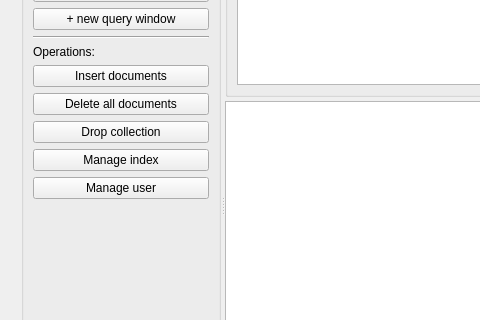
The window that qml/main.ui (naponmeka/monger) describes before a commit, drawn with Qt 5; both pictures show x 0 to 480 and y 114 to 434 of the 1039 by 638 pixel window.
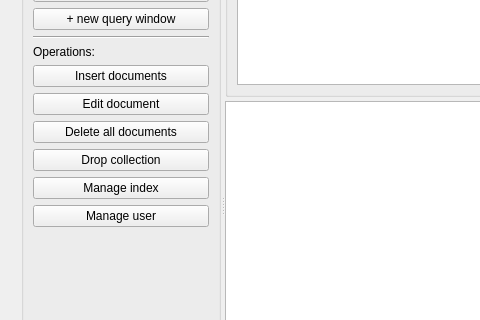
The same window after the commit.

Commit message: prep export, edit dialog

The edit to the form file:
```diff
--- a/qml/main.ui
+++ b/qml/main.ui
@@ -111,6 +111,13 @@
            </property>
           </widget>
          </item>
+         <item>
+          <widget class="QPushButton" name="editDocBtn">
+           <property name="text">
+            <string>Edit document</string>
+           </property>
+          </widget>
+         </item>
          <item>
           <widget class="QPushButton" name="pushButton_7">
            <property name="text">
```
The commit also changes 13 other files.
